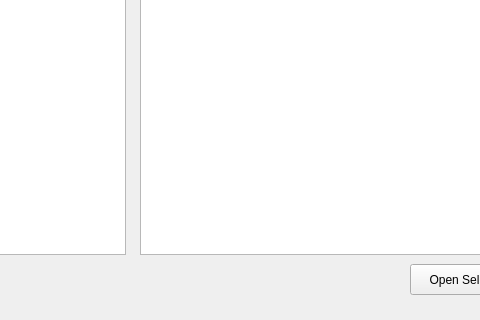
Qt form mainwindow.ui (Uzzije/SimpleFileOrganizer-) before a commit; both pictures show x 360 to 840 and y 312 to 632 of the 928 by 632 pixel window.
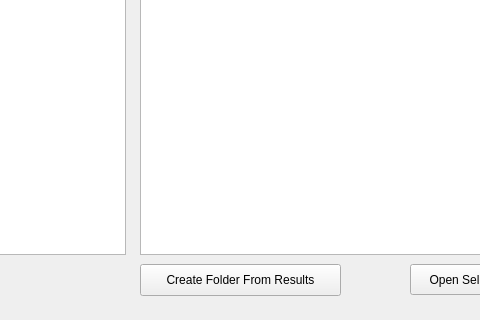
The same form after that commit.

```diff
--- a/mainwindow.ui
+++ b/mainwindow.ui
@@ -73,6 +73,19 @@
      <string>Open Selected File</string>
     </property>
    </widget>
+   <widget class="QPushButton" name="folderCreateButton">
+    <property name="geometry">
+     <rect>
+      <x>500</x>
+      <y>540</y>
+      <width>201</width>
+      <height>32</height>
+     </rect>
+    </property>
+    <property name="text">
+     <string>Create Folder From Results</string>
+    </property>
+   </widget>
   </widget>
   <widget class="QMenuBar" name="menuBar">
    <property name="geometry">
```
